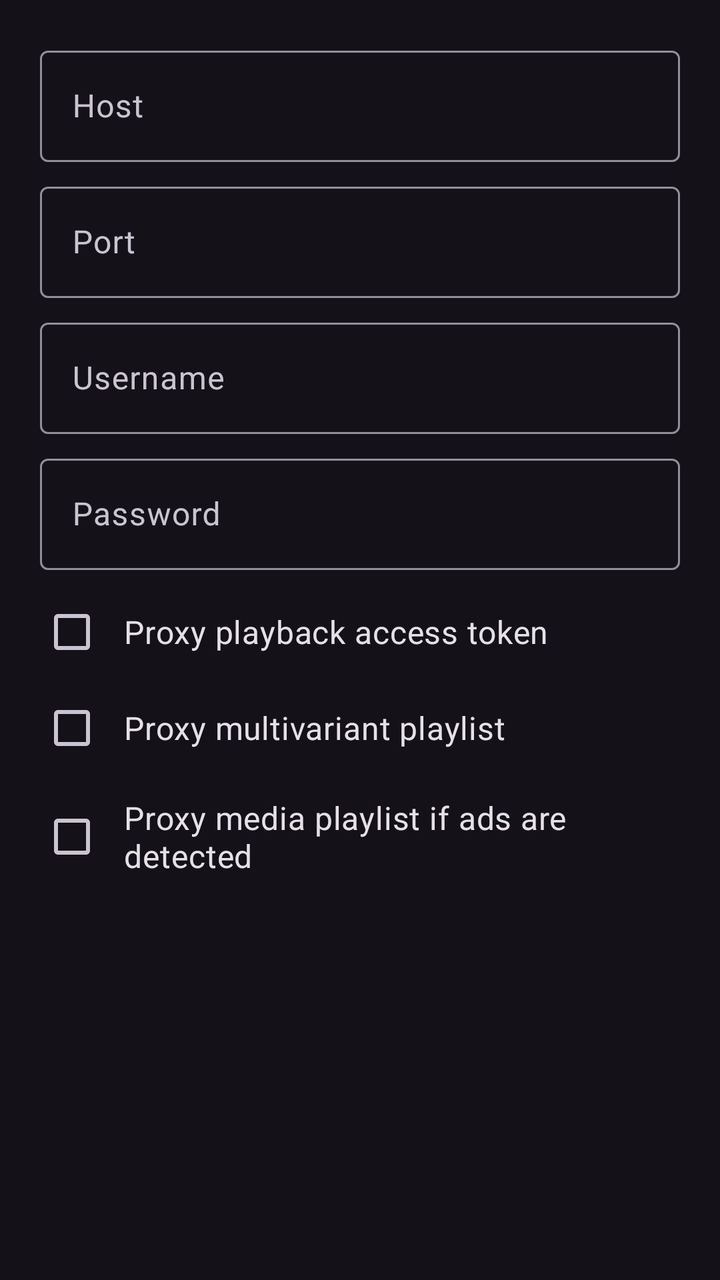
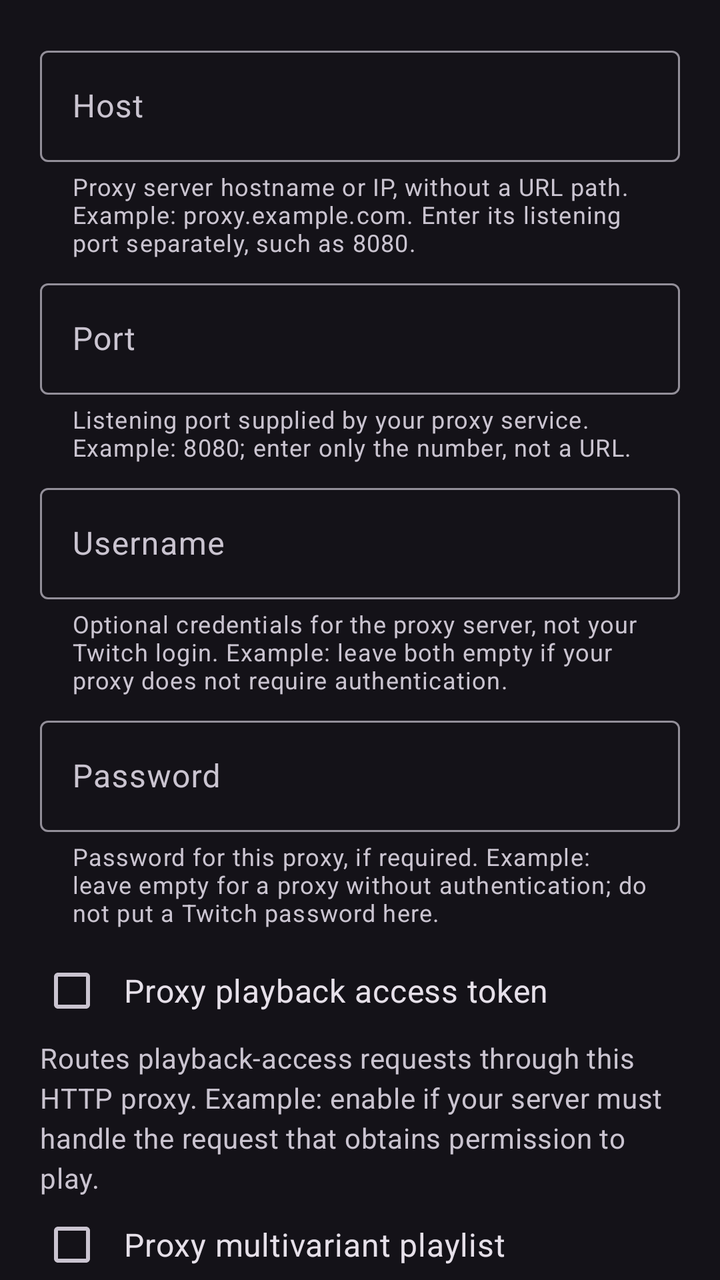

Two renders of the same Android screen: before a commit and after it. Below are the layout's source before the change and the commit's diff.
<!-- AndroidManifest.xml: application theme DarkTheme -->
<!-- res/layout/dialog_stream_proxy_edit.xml -->
<?xml version="1.0" encoding="utf-8"?>
<androidx.core.widget.NestedScrollView xmlns:android="http://schemas.android.com/apk/res/android"
    android:layout_width="match_parent"
    android:layout_height="wrap_content"
    xmlns:tools="http://schemas.android.com/tools"
    android:paddingStart="20dp"
    android:paddingLeft="20dp"
    android:paddingTop="20dp"
    android:paddingEnd="20dp"
    android:paddingRight="20dp">

    <LinearLayout
        android:layout_width="match_parent"
        android:layout_height="wrap_content"
        android:orientation="vertical">

        <com.google.android.material.textfield.TextInputLayout
            android:id="@+id/hostInput"
            android:layout_width="match_parent"
            android:layout_height="wrap_content"
            android:hint="@string/proxy_host">

            <com.google.android.material.textfield.TextInputEditText
                android:layout_width="match_parent"
                android:layout_height="wrap_content"
                android:imeOptions="flagNoFullscreen|actionNext"
                android:inputType="text"
                android:textDirection="locale" />
        </com.google.android.material.textfield.TextInputLayout>

        <com.google.android.material.textfield.TextInputLayout
            android:id="@+id/portInput"
            android:layout_width="match_parent"
            android:layout_height="wrap_content"
            android:layout_marginTop="7dp"
            android:hint="@string/proxy_port">

            <com.google.android.material.textfield.TextInputEditText
                android:layout_width="match_parent"
                android:layout_height="wrap_content"
                android:imeOptions="flagNoFullscreen|actionNext"
                android:inputType="number"
                android:textDirection="locale" />
        </com.google.android.material.textfield.TextInputLayout>

        <com.google.android.material.textfield.TextInputLayout
            android:id="@+id/userInput"
            android:layout_width="match_parent"
            android:layout_height="wrap_content"
            android:layout_marginTop="7dp"
            android:hint="@string/proxy_user">

            <com.google.android.material.textfield.TextInputEditText
                android:layout_width="match_parent"
                android:layout_height="wrap_content"
                android:imeOptions="flagNoFullscreen|actionNext"
                android:inputType="text"
                android:textDirection="locale" />
        </com.google.android.material.textfield.TextInputLayout>

        <com.google.android.material.textfield.TextInputLayout
            android:id="@+id/passwordInput"
            android:layout_width="match_parent"
            android:layout_height="wrap_content"
            android:layout_marginTop="7dp"
            android:hint="@string/proxy_password">

            <com.google.android.material.textfield.TextInputEditText
                android:layout_width="match_parent"
                android:layout_height="wrap_content"
                android:imeOptions="flagNoFullscreen|actionDone"
                android:inputType="textPassword"
                android:textDirection="locale" />
        </com.google.android.material.textfield.TextInputLayout>

        <CheckBox
            android:id="@+id/proxyPlaybackAccessTokenCheckBox"
            android:layout_width="match_parent"
            android:layout_height="wrap_content"
            android:layout_marginTop="7dp"
            android:text="@string/proxy_playback_access_token"
            android:textSize="16sp" />

        <CheckBox
            android:id="@+id/proxyMultivariantPlaylistCheckBox"
            android:layout_width="match_parent"
            android:layout_height="wrap_content"
            android:text="@string/proxy_multivariant_playlist"
            android:textSize="16sp" />

        <CheckBox
            android:id="@+id/proxyMediaPlaylistCheckBox"
            android:layout_width="match_parent"
            android:layout_height="wrap_content"
            android:text="@string/proxy_media_playlist"
            android:textSize="16sp" />

        <Button
            android:id="@+id/permissionButton"
            style="?attr/elevatedButtonStyle"
            android:layout_width="wrap_content"
            android:layout_height="wrap_content"
            android:layout_gravity="center_horizontal"
            android:layout_marginTop="7dp"
            android:text="@string/access_local_network_title"
            android:visibility="gone"
            tools:visibility="visible" />

        <TextView
            android:id="@+id/permissionText"
            android:layout_width="wrap_content"
            android:layout_height="wrap_content"
            android:layout_gravity="center_horizontal"
            android:text="@string/access_local_network_desc"
            android:textAppearance="?attr/textAppearanceBodyMedium"
            android:textColor="?android:attr/textColorSecondary"
            android:visibility="gone"
            tools:visibility="visible" />

    </LinearLayout>
</androidx.core.widget.NestedScrollView>
<!-- resources referenced by this layout -->
<resources>
  <string name="access_local_network_desc">Required for connecting to local proxies</string>
  <string name="access_local_network_title">Grant local network permission</string>
  <string name="proxy_host">Host</string>
  <string name="proxy_media_playlist">Proxy media playlist if ads are detected</string>
  <string name="proxy_multivariant_playlist">Proxy multivariant playlist</string>
  <string name="proxy_password">Password</string>
  <string name="proxy_playback_access_token">Proxy playback access token</string>
  <string name="proxy_port">Port</string>
  <string name="proxy_user">Username</string>
  <style name="DarkTheme" parent="BaseDarkTheme" />
  <color name="primaryBlue">#b5c4ff</color>
  <color name="chatStatusDark">#99000000</color>
  <style name="Card" parent="Widget.Material3.CardView.Elevated">
          <item name="android:layout_margin">8dp</item>
      </style>
  <style name="RadioButton" parent="Widget.Material3.CompoundButton.RadioButton">
          <item name="android:padding">10dp</item>
      </style>
  <style name="CheckBox" parent="Widget.Material3.CompoundButton.CheckBox">
          <item name="android:padding">10dp</item>
      </style>
  <style name="SwitchBlue" parent="Widget.Material3.CompoundButton.MaterialSwitch">
          <item name="materialThemeOverlay">@style/SwitchOverlayBlue</item>
      </style>
  <style name="Slider" parent="Widget.Material3.Slider">
          <item name="trackColorInactive">?attr/colorSurfaceContainerHighest</item>
      </style>
  <style name="PreferenceTheme" parent="@style/PreferenceThemeOverlay">
          
          <item name="android:tint">?attr/colorControlNormal</item>
          
          <item name="android:progressTint">?attr/colorPrimary</item>
          <item name="android:thumbTint">?attr/colorPrimary</item>
  
          <item name="preferenceCategoryTitleTextColor">?attr/colorPrimary</item>
          <item name="switchPreferenceCompatStyle">@style/SwitchPreference</item>
      </style>
  <color name="darkScrim">#801B1B1B</color>
  <style name="SwitchOverlayBlue">
          <item name="colorPrimary">@color/accent</item>
          <item name="colorOnPrimary">@android:color/white</item>
          <item name="colorPrimaryContainer">@android:color/white</item>
      </style>
  <style name="SwitchPreference" parent="@style/Preference.SwitchPreferenceCompat.Material">
          <item name="widgetLayout">@layout/material_switch</item>
      </style>
  <color name="accent">#007DCA</color>
  <!-- unchanged entries left out for length: 1 -->
</resources>

<!-- the commit's change to res/layout/dialog_stream_proxy_edit.xml (unified diff, before → after) -->
@@ -2,6 +2,7 @@
 <androidx.core.widget.NestedScrollView xmlns:android="http://schemas.android.com/apk/res/android"
     android:layout_width="match_parent"
     android:layout_height="wrap_content"
+    xmlns:app="http://schemas.android.com/apk/res-auto"
     xmlns:tools="http://schemas.android.com/tools"
     android:paddingStart="20dp"
     android:paddingLeft="20dp"
@@ -18,7 +19,8 @@
             android:id="@+id/hostInput"
             android:layout_width="match_parent"
             android:layout_height="wrap_content"
-            android:hint="@string/proxy_host">
+            android:hint="@string/proxy_host"
+            app:helperText="@string/hex_http_host_help">
 
             <com.google.android.material.textfield.TextInputEditText
                 android:layout_width="match_parent"
@@ -33,7 +35,8 @@
             android:layout_width="match_parent"
             android:layout_height="wrap_content"
             android:layout_marginTop="7dp"
-            android:hint="@string/proxy_port">
+            android:hint="@string/proxy_port"
+            app:helperText="@string/hex_http_port_help">
 
             <com.google.android.material.textfield.TextInputEditText
                 android:layout_width="match_parent"
@@ -48,7 +51,8 @@
             android:layout_width="match_parent"
             android:layout_height="wrap_content"
             android:layout_marginTop="7dp"
-            android:hint="@string/proxy_user">
+            android:hint="@string/proxy_user"
+            app:helperText="@string/hex_http_login_help">
 
             <com.google.android.material.textfield.TextInputEditText
                 android:layout_width="match_parent"
@@ -63,7 +67,8 @@
             android:layout_width="match_parent"
             android:layout_height="wrap_content"
             android:layout_marginTop="7dp"
-            android:hint="@string/proxy_password">
+            android:hint="@string/proxy_password"
+            app:helperText="@string/hex_http_password_help">
 
             <com.google.android.material.textfield.TextInputEditText
                 android:layout_width="match_parent"
@@ -81,6 +86,10 @@
             android:text="@string/proxy_playback_access_token"
             android:textSize="16sp" />
 
+        <TextView android:layout_width="match_parent" android:layout_height="wrap_content"
+            android:text="@string/hex_http_token_help" android:textAppearance="?attr/textAppearanceBodyMedium"
+            android:textColor="?android:attr/textColorSecondary" />
+
         <CheckBox
             android:id="@+id/proxyMultivariantPlaylistCheckBox"
             android:layout_width="match_parent"
@@ -88,12 +97,20 @@
             android:text="@string/proxy_multivariant_playlist"
             android:textSize="16sp" />
 
+        <TextView android:layout_width="match_parent" android:layout_height="wrap_content"
+            android:text="@string/hex_http_master_help" android:textAppearance="?attr/textAppearanceBodyMedium"
+            android:textColor="?android:attr/textColorSecondary" />
+
         <CheckBox
             android:id="@+id/proxyMediaPlaylistCheckBox"
             android:layout_width="match_parent"
             android:layout_height="wrap_content"
             android:text="@string/proxy_media_playlist"
             android:textSize="16sp" />
+
+        <TextView android:layout_width="match_parent" android:layout_height="wrap_content"
+            android:text="@string/hex_http_media_help" android:textAppearance="?attr/textAppearanceBodyMedium"
+            android:textColor="?android:attr/textColorSecondary" />
 
         <Button
             android:id="@+id/permissionButton"
<!-- resource entries referenced after the edit -->
@@ -2,6 +2,13 @@
 <resources>
   <string name="access_local_network_desc">Required for connecting to local proxies</string>
   <string name="access_local_network_title">Grant local network permission</string>
+  <string translatable="false" name="hex_http_host_help">Proxy server hostname or IP, without a URL path. Example: proxy.example.com. Enter its listening port separately, such as 8080.</string>
+  <string translatable="false" name="hex_http_login_help">Optional credentials for the proxy server, not your Twitch login. Example: leave both empty if your proxy does not require authentication.</string>
+  <string translatable="false" name="hex_http_master_help">Routes the master playlist through this HTTP proxy. Example: use when the request listing available qualities needs that route.</string>
+  <string translatable="false" name="hex_http_media_help">Routes media-playlist requests through this HTTP proxy. Example: use when the changing list of video segments needs that route.</string>
+  <string translatable="false" name="hex_http_password_help">Password for this proxy, if required. Example: leave empty for a proxy without authentication; do not put a Twitch password here.</string>
+  <string translatable="false" name="hex_http_port_help">Listening port supplied by your proxy service. Example: 8080; enter only the number, not a URL.</string>
+  <string translatable="false" name="hex_http_token_help">Routes playback-access requests through this HTTP proxy. Example: enable if your server must handle the request that obtains permission to play.</string>
   <string name="proxy_host">Host</string>
   <string name="proxy_media_playlist">Proxy media playlist if ads are detected</string>
   <string name="proxy_multivariant_playlist">Proxy multivariant playlist</string>
